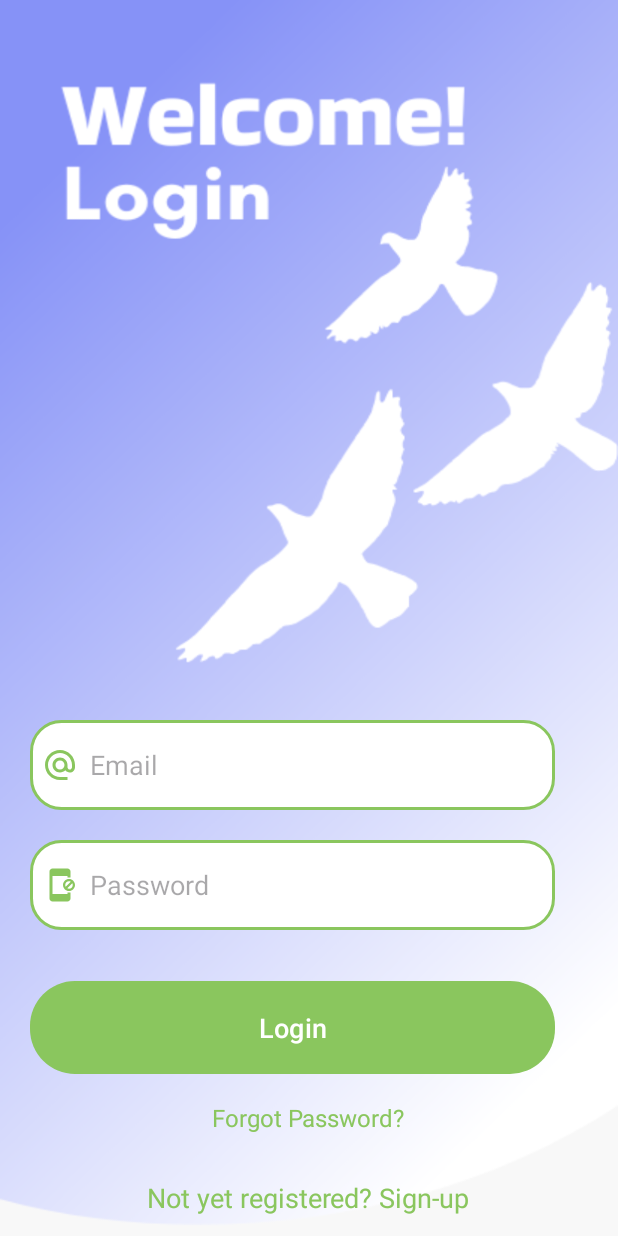
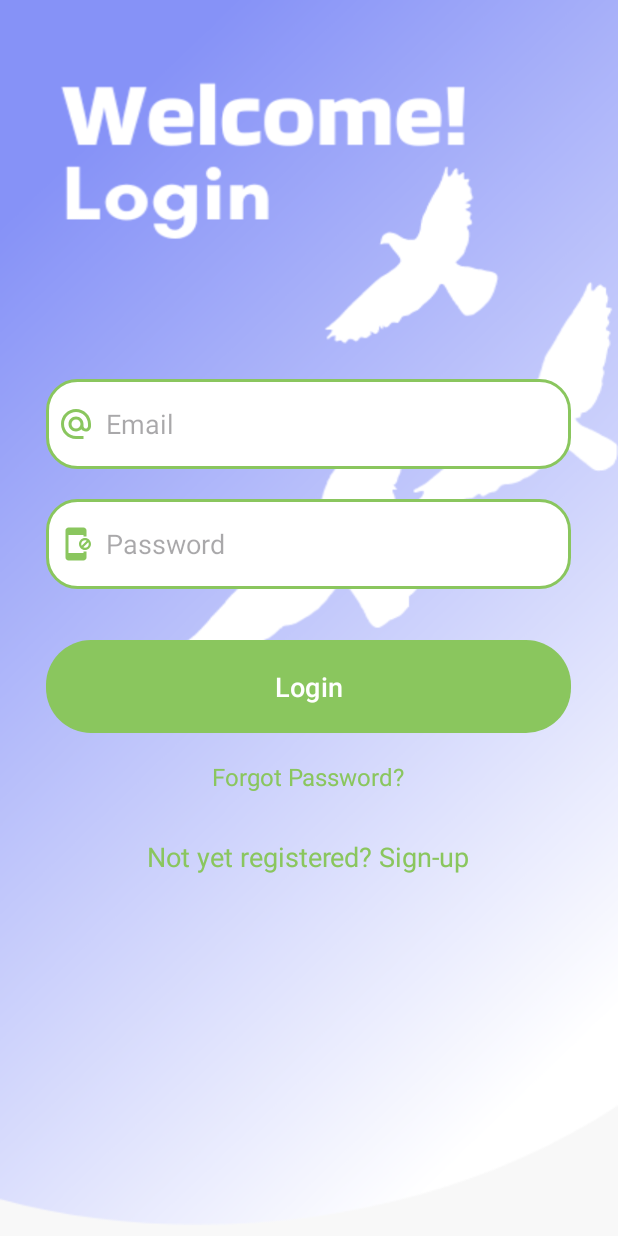
Before and after one commit to pShooketh/EnviroWealth, an Android app: the screen it shows after launch (LoginActivity), on a phone screen of 412 x 824 dp. Run offline under Robolectric (Android 15) with nearby library versions, the phone set to English and light mode, and no system bars.

Commit message:
i make it in the center

```diff
--- a/app/src/main/res/layout/activity_login.xml
+++ b/app/src/main/res/layout/activity_login.xml
@@ -5,6 +5,8 @@
     xmlns:tools="http://schemas.android.com/tools"
     android:layout_width="match_parent"
     android:layout_height="match_parent"
+    android:orientation="vertical"
+    android:gravity="center"
     android:background="@drawable/loginbkg"
     tools:context=".LoginActivity">
 
@@ -15,73 +17,72 @@
         <LinearLayout
             android:layout_width="match_parent"
             android:layout_height="wrap_content"
-            android:orientation="vertical">
+            android:orientation="vertical"
+            android:gravity="center">
 
             <LinearLayout
-                android:layout_width="match_parent"
+                android:layout_width="wrap_content"
                 android:layout_height="wrap_content"
                 android:orientation="vertical"
-                android:layout_marginTop="430dp"
-                android:padding="20dp">
+                android:padding="20dp"
+                android:gravity="center">
 
                 <EditText
+                    android:id="@+id/login_email"
                     android:layout_width="350dp"
                     android:layout_height="60dp"
-                    android:id="@+id/login_email"
-                    android:layout_marginTop="30dp"
+                    android:layout_marginTop="20dp"
                     android:background="@drawable/ewgreen_border"
-                    android:padding="8dp"
-                    android:hint="Email"
                     android:drawableLeft="@drawable/baseline_email_24"
                     android:drawablePadding="8dp"
-                    android:textColor="@color/grey"/>
+                    android:hint="Email"
+                    android:padding="8dp"
+                    android:textColor="@color/grey" />
 
                 <EditText
+                    android:id="@+id/login_password"
                     android:layout_width="350dp"
                     android:layout_height="60dp"
-                    android:id="@+id/login_password"
                     android:layout_marginTop="20dp"
                     android:background="@drawable/ewgreen_border"
-                    android:padding="8dp"
-                    android:hint="Password"
                     android:drawableLeft="@drawable/baseline_lock_24"
                     android:drawablePadding="8dp"
+                    android:hint="Password"
                     android:inputType="textPassword"
-                    android:textColor="@color/grey"/>
-
+                    android:padding="8dp"
+                    android:textColor="@color/grey" />
 
                 <Button
+                    android:id="@+id/login_button"
                     android:layout_width="350dp"
                     android:layout_height="70dp"
                     android:layout_marginTop="30dp"
                     android:text="Login"
-                    android:id="@+id/login_button"
                     android:textSize="18sp"
-                    app:cornerRadius = "30dp"/>
-
+                    app:cornerRadius="30dp" />
 
                 <TextView
+                    android:id="@+id/forgot_password"
                     android:layout_width="wrap_content"
                     android:layout_height="wrap_content"
-                    android:id="@+id/forgot_password"
                     android:layout_gravity="center"
                     android:layout_marginTop="6dp"
                     android:padding="8dp"
                     android:text="Forgot Password?"
                     android:textColor="@color/ewgreen"
-                    android:textSize="16sp"/>
+                    android:textSize="16sp" />
 
                 <TextView
+                    android:id="@+id/signupRedirectText"
                     android:layout_width="wrap_content"
                     android:layout_height="wrap_content"
-                    android:id="@+id/signupRedirectText"
+                    android:layout_gravity="center"
+                    android:layout_marginTop="14dp"
+                    android:clickable="true"
+                    android:padding="8dp"
                     android:text="Not yet registered? Sign-up"
-                    android:clickable="true"
-                    android:layout_gravity="center"
-                    android:padding="8dp"
-                    android:layout_marginTop="14dp"
-                    android:textSize="18sp"
-                    android:textColor="@color/ewgreen"/>
+                    android:textColor="@color/ewgreen"
+                    android:textSize="18sp" />
 
             </LinearLayout>
 
```
